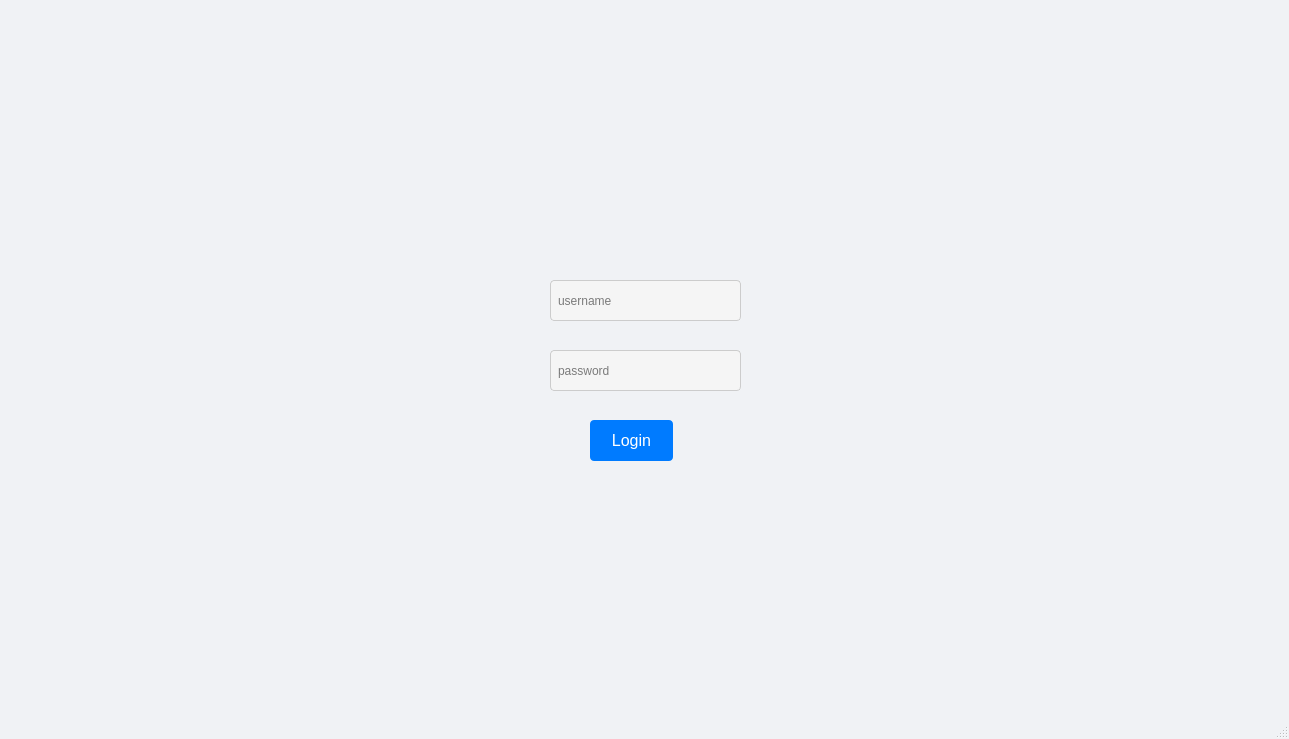
Old version of the form mainwindow.ui in the repository nischalg8/qt.
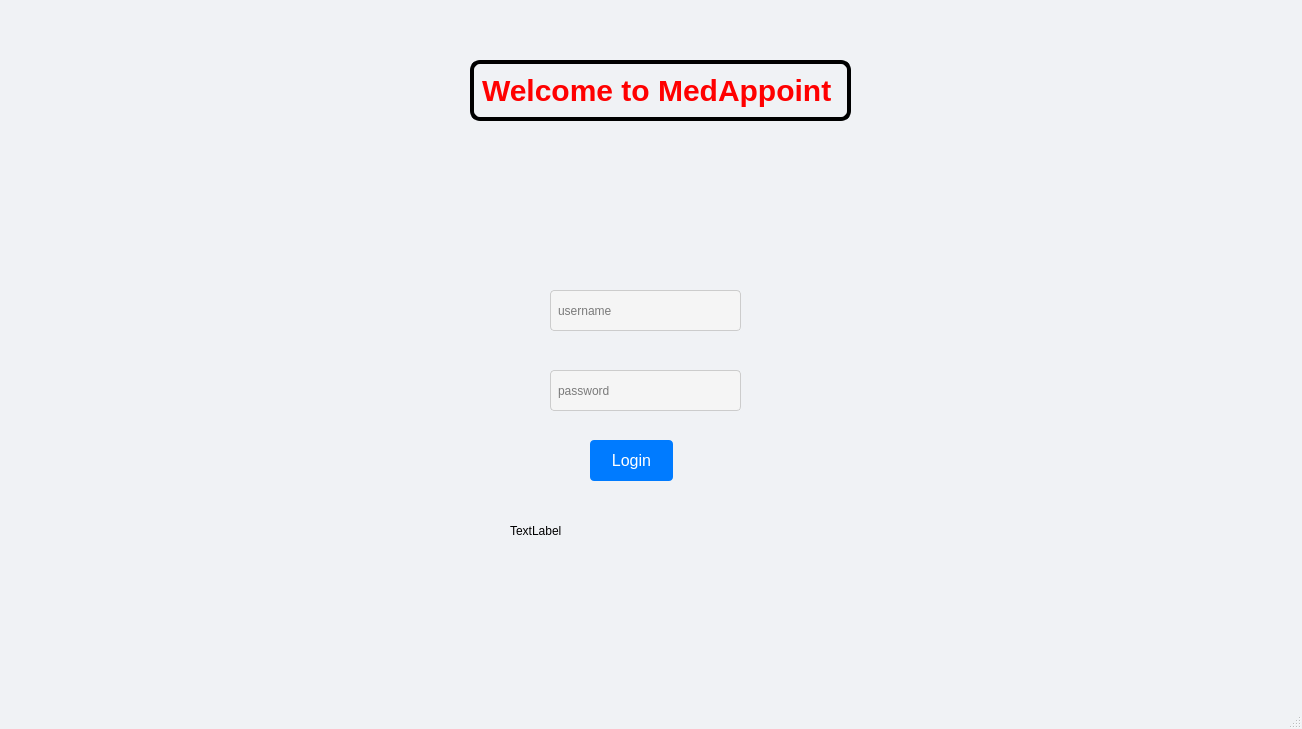
New version of the form. Icons and pictures are not drawn.

```diff
--- a/mainwindow.ui
+++ b/mainwindow.ui
@@ -9,10 +9,16 @@
    <rect>
     <x>0</x>
     <y>0</y>
-    <width>1289</width>
-    <height>739</height>
+    <width>1302</width>
+    <height>729</height>
    </rect>
   </property>
+  <property name="maximumSize">
+   <size>
+    <width>16777215</width>
+    <height>729</height>
+   </size>
+  </property>
   <property name="cursor">
    <cursorShape>PointingHandCursor</cursorShape>
   </property>
@@ -32,7 +38,7 @@
     <property name="geometry">
      <rect>
       <x>550</x>
-      <y>280</y>
+      <y>290</y>
       <width>191</width>
       <height>41</height>
      </rect>
@@ -43,6 +49,7 @@
 border: 1px solid #ccc;
 padding: 5px;
 border-radius: 4px;
+color: black;
 }</string>
     </property>
     <property name="text">
@@ -56,7 +63,7 @@
     <property name="geometry">
      <rect>
       <x>550</x>
-      <y>350</y>
+      <y>370</y>
       <width>191</width>
       <height>41</height>
      </rect>
@@ -67,6 +74,7 @@
 border: 1px solid #ccc;
 padding: 5px;
 border-radius: 4px;
+color: black;
 }</string>
     </property>
     <property name="text">
@@ -80,7 +88,7 @@
     <property name="geometry">
      <rect>
       <x>590</x>
-      <y>420</y>
+      <y>440</y>
       <width>83</width>
       <height>41</height>
      </rect>
@@ -123,6 +131,43 @@
      <pixmap>C:/Users/LOQ/Downloads/med_APPOINT__1___1_-removebg-preview.png</pixmap>
     </property>
    </widget>
+   <widget class="QLabel" name="label_2">
+    <property name="geometry">
+     <rect>
+      <x>470</x>
+      <y>60</y>
+      <width>381</width>
+      <height>61</height>
+     </rect>
+    </property>
+    <property name="styleSheet">
+     <string notr="true">	QLabel{
+color: red;
+font-size: 30px;
+font-weight: bold;
+text-align: center;
+border:4px solid black;
+border-radius: 10px;
+
+}</string>
+    </property>
+    <property name="text">
+     <string>Welcome to MedAppoint </string>
+    </property>
+   </widget>
+   <widget class="QLabel" name="label_3">
+    <property name="geometry">
+     <rect>
+      <x>510</x>
+      <y>510</y>
+      <width>241</width>
+      <height>41</height>
+     </rect>
+    </property>
+    <property name="text">
+     <string>TextLabel</string>
+    </property>
+   </widget>
   </widget>
   <widget class="QStatusBar" name="statusbar"/>
  </widget>
```
